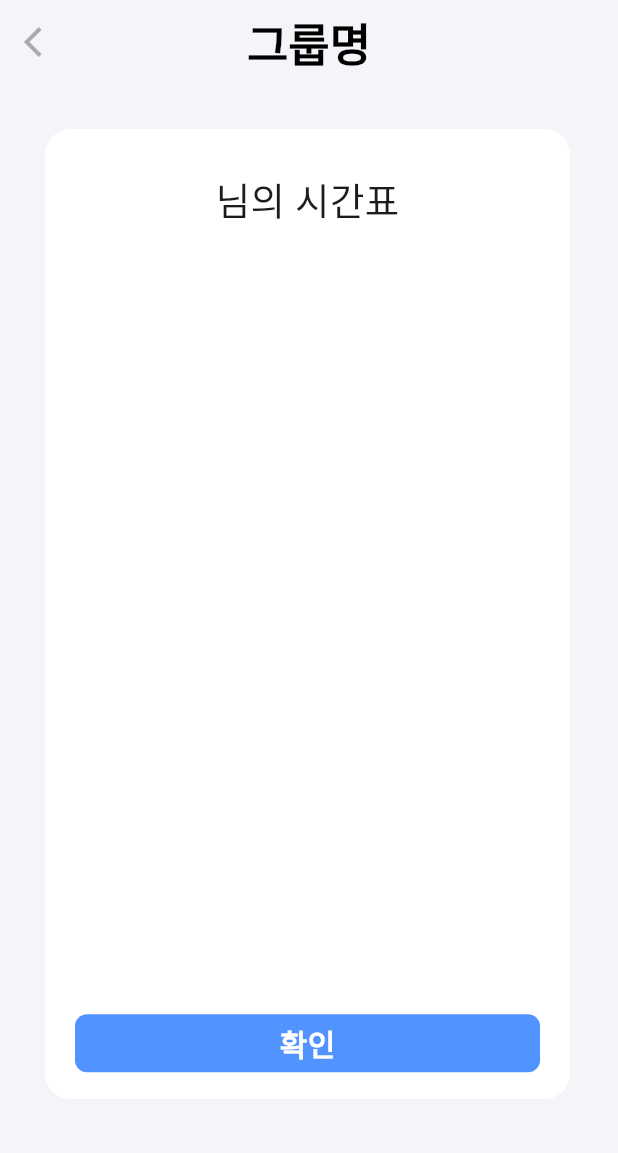
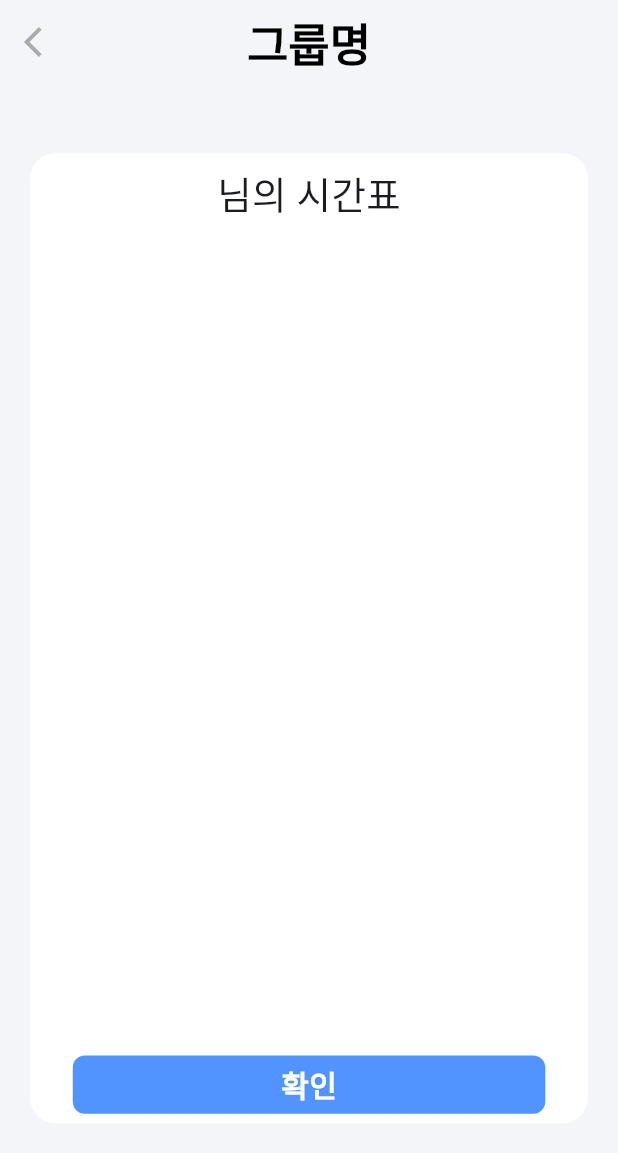
Before and after one commit to AIIA-GCU/VinTeum-FE, a Flutter app: the DetailScreen3 screen opened directly with empty values, on a phone screen of 412 x 824 dp. Shown: the top 1153 px of the screen. Run offline on Flutter 3.47's test engine with Material 3 defaults, Android fonts, the phone set to English and light mode, and no system bars; our stand-ins replace image_picker, smooth_page_indicator; Roboto replaces fonts that are missing (Pretendard).

Commit message:
비율 수정

```diff
--- a/lib/Page/Detail_Screen3.dart
+++ b/lib/Page/Detail_Screen3.dart
@@ -35,13 +35,13 @@ class DetailScreen3 extends StatelessWidget {
           centerTitle: true,
           backgroundColor: VinTeumColors.background,
         ),
-        body: Column(
+        body: Padding(
+          padding: const EdgeInsets.symmetric(horizontal: 20),
+          child: Column(
             children: [
+              SizedBox(height: ratio.height * 50,),
               Container(
                 height: ratio.height * 700,
-              width: ratio.width * 350,
-              padding: EdgeInsets.all(20),
-              margin: EdgeInsets.all(30),
                 decoration: BoxDecoration(
                   color: Colors.white,
 
@@ -57,10 +57,8 @@ class DetailScreen3 extends StatelessWidget {
                         style: TextStyle(fontSize: 25),
                       ),
                       SizedBox(
-                      height: ratio.height * 21,
+                        height: ratio.height * 600,
                       ),
-
-                    SizedBox(height: ratio.height * 545),
 
                       CustomButton(text: '확인', width: 315,height: 42, func: (){Navigator.pop(context);}, buttonCount: 1)
                     ],
@@ -74,6 +72,7 @@ class DetailScreen3 extends StatelessWidget {
 
             ],
           ),
+        ),
 
       ),
 
```
Lines whose indentation alone changed are shown as unchanged.
